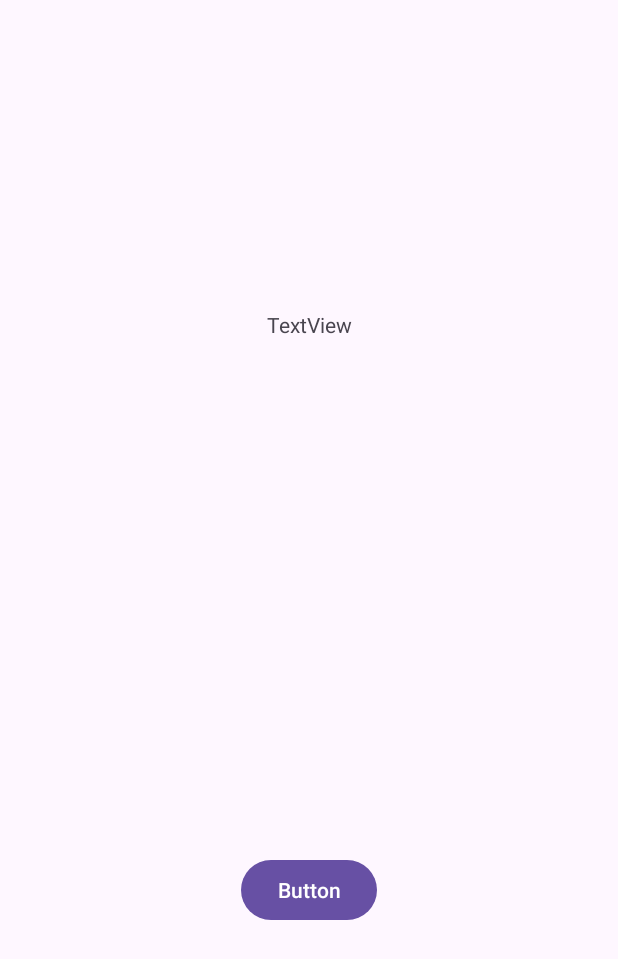
After one commit to gabiadara/dispositivosMoveis, an Android app: the fragment FragmentA shown on its own in the app's theme, on a phone screen of 412 x 824 dp. The commit adds this screen. Shown: the top 959 px of the screen. Run offline under Robolectric (Android 15) with nearby library versions, the phone set to English and light mode, and no system bars.

Commit message:
Fragmento A e B

```diff
--- /dev/null
+++ b/app/src/main/java/com/example/myapp/FragmentA.java
@@ -0,0 +1,64 @@
+package com.example.myapp;
+
+import android.os.Bundle;
+
+import androidx.fragment.app.Fragment;
+
+import android.view.LayoutInflater;
+import android.view.View;
+import android.view.ViewGroup;
+
+/**
+ * A simple {@link Fragment} subclass.
+ * Use the {@link FragmentA#newInstance} factory method to
+ * create an instance of this fragment.
+ */
+public class FragmentA extends Fragment {
+
+    // TODO: Rename parameter arguments, choose names that match
+    // the fragment initialization parameters, e.g. ARG_ITEM_NUMBER
+    private static final String ARG_PARAM1 = "param1";
+    private static final String ARG_PARAM2 = "param2";
+
+    // TODO: Rename and change types of parameters
+    private String mParam1;
+    private String mParam2;
+
+    public FragmentA() {
+        // Required empty public constructor
+    }
+
+    /**
+     * Use this factory method to create a new instance of
+     * this fragment using the provided parameters.
+     *
+     * @param param1 Parameter 1.
+     * @param param2 Parameter 2.
+     * @return A new instance of fragment FragmentA.
+     */
+    // TODO: Rename and change types and number of parameters
+    public static FragmentA newInstance(String param1, String param2) {
+        FragmentA fragment = new FragmentA();
+        Bundle args = new Bundle();
+        args.putString(ARG_PARAM1, param1);
+        args.putString(ARG_PARAM2, param2);
+        fragment.setArguments(args);
+        return fragment;
+    }
+
+    @Override
+    public void onCreate(Bundle savedInstanceState) {
+        super.onCreate(savedInstanceState);
+        if (getArguments() != null) {
+            mParam1 = getArguments().getString(ARG_PARAM1);
+            mParam2 = getArguments().getString(ARG_PARAM2);
+        }
+    }
+
+    @Override
+    public View onCreateView(LayoutInflater inflater, ViewGroup container,
+                             Bundle savedInstanceState) {
+        // Inflate the layout for this fragment
+        return inflater.inflate(R.layout.fragment_a, container, false);
+    }
+}
--- a/app/src/main/res/layout/activity_main.xml
+++ b/app/src/main/res/layout/activity_main.xml
@@ -16,9 +16,4 @@
         app:layout_constraintStart_toStartOf="parent"
         app:layout_constraintTop_toTopOf="parent" />
 
-    <Button
-        android:layout_width="wrap_content"
-        android:layout_height="wrap_content"
-        android:text="@string/hello" />
-
 </androidx.constraintlayout.widget.ConstraintLayout>
--- /dev/null
+++ b/app/src/main/res/layout/fragment_a.xml
@@ -0,0 +1,34 @@
+<?xml version="1.0" encoding="utf-8"?>
+<androidx.constraintlayout.widget.ConstraintLayout xmlns:android="http://schemas.android.com/apk/res/android"
+    xmlns:app="http://schemas.android.com/apk/res-auto"
+    xmlns:tools="http://schemas.android.com/tools"
+    android:id="@+id/frameLayout"
+    android:layout_width="match_parent"
+    android:layout_height="match_parent"
+    tools:context=".FragmentA">
+
+    <Button
+        android:id="@+id/button"
+        android:layout_width="wrap_content"
+        android:layout_height="wrap_content"
+        android:text="Button"
+        app:layout_constraintBottom_toBottomOf="parent"
+        app:layout_constraintEnd_toEndOf="parent"
+        app:layout_constraintHorizontal_bias="0.5"
+        app:layout_constraintStart_toStartOf="parent"
+        app:layout_constraintTop_toBottomOf="@+id/textView2"
+        app:layout_constraintVertical_bias="0.549" />
+
+    <TextView
+        android:id="@+id/textView2"
+        android:layout_width="wrap_content"
+        android:layout_height="wrap_content"
+        android:layout_marginBottom="136dp"
+        android:text="TextView"
+        app:layout_constraintBottom_toTopOf="@+id/button"
+        app:layout_constraintEnd_toEndOf="parent"
+        app:layout_constraintHorizontal_bias="0.5"
+        app:layout_constraintStart_toStartOf="parent"
+        app:layout_constraintTop_toTopOf="parent" />
+
+</androidx.constraintlayout.widget.ConstraintLayout>
--- a/app/src/main/res/values/strings.xml
+++ b/app/src/main/res/values/strings.xml
@@ -1,4 +1,6 @@
 <resources>
     <string name="app_name">MyApp</string>
     <string name="hello">Hi</string>
+    <!-- TODO: Remove or change this placeholder text -->
+    <string name="hello_blank_fragment">Hello blank fragment</string>
 </resources>
```
Also changed, not shown: app/src/main/java/com/example/myapp/FragmentB.java (added, +64 -0 lines), app/src/main/res/layout/fragment_b.xml (added, +14 -0 lines).
